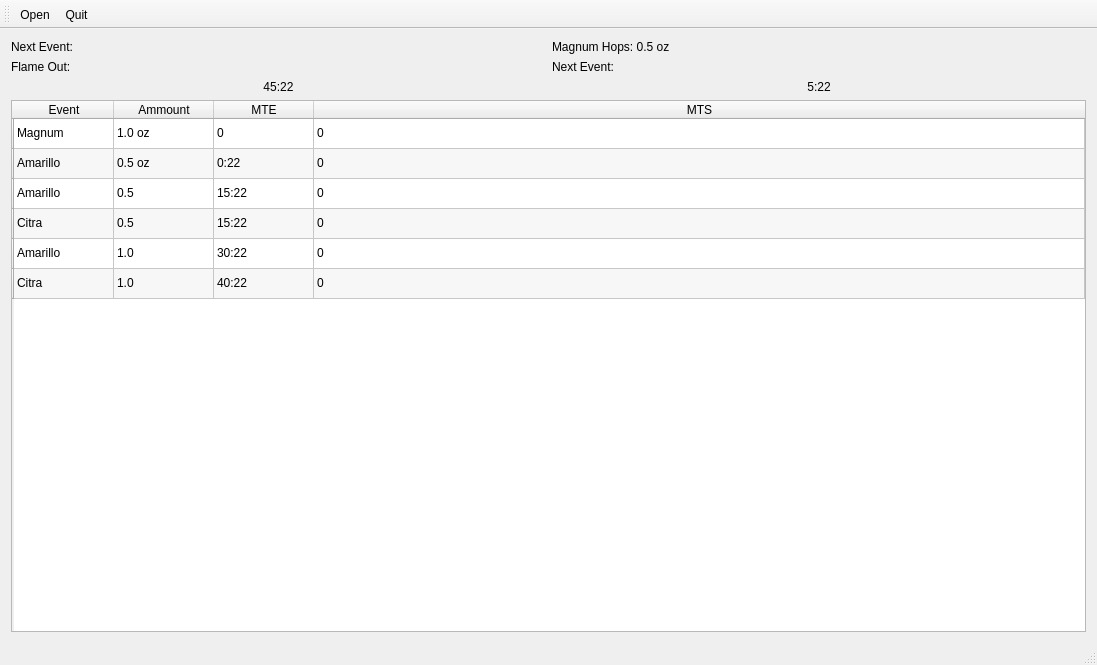
Qt form brewtimer.ui (nelseric/brewtimer) before a commit.
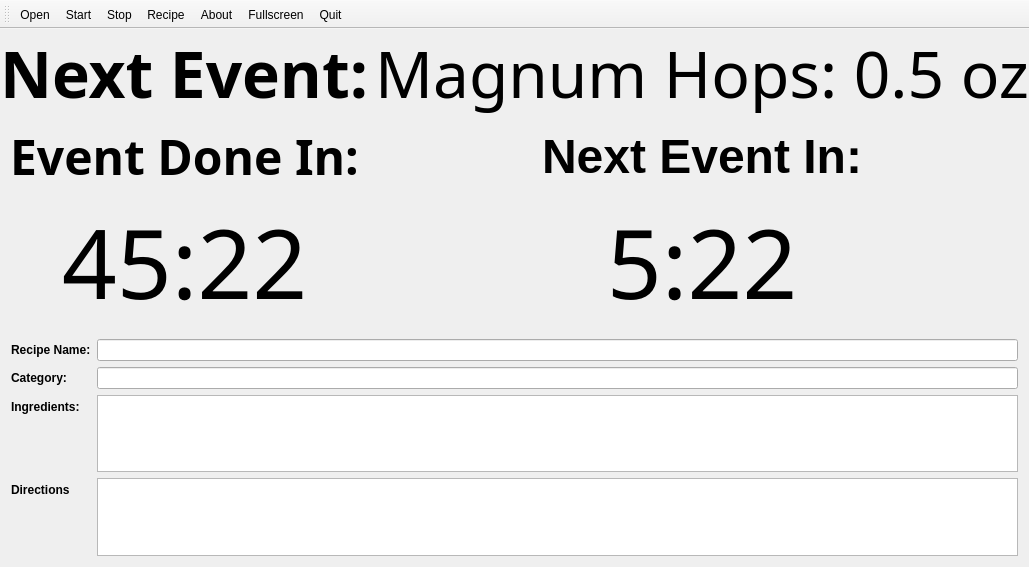
The same form after that commit. The open tabs and pages were chosen to show the change.

```diff
--- a/brewtimer.ui
+++ b/brewtimer.ui
@@ -6,42 +6,108 @@
    <rect>
     <x>0</x>
     <y>0</y>
-    <width>1097</width>
-    <height>665</height>
+    <width>991</width>
+    <height>567</height>
    </rect>
   </property>
   <property name="windowTitle">
    <string>BrewTimer</string>
   </property>
   <widget class="QWidget" name="centralWidget">
-   <layout class="QGridLayout" name="gridLayout_2">
-    <item row="0" column="0">
+   <layout class="QVBoxLayout" name="verticalLayout_2">
+    <property name="spacing">
+     <number>0</number>
+    </property>
+    <property name="margin">
+     <number>0</number>
+    </property>
+    <item>
      <layout class="QGridLayout" name="gridLayout">
+      <item row="0" column="0">
+       <widget class="QLabel" name="label_5">
+        <property name="font">
+         <font>
+          <family>Droid Sans</family>
+          <pointsize>48</pointsize>
+          <weight>75</weight>
+          <italic>false</italic>
+          <bold>true</bold>
+         </font>
+        </property>
+        <property name="styleSheet">
+         <string notr="true"/>
+        </property>
+        <property name="text">
+         <string>Next Event:</string>
+        </property>
+       </widget>
+      </item>
+      <item row="0" column="1">
+       <widget class="QLabel" name="event_name">
+        <property name="font">
+         <font>
+          <family>Droid Sans</family>
+          <pointsize>48</pointsize>
+          <weight>50</weight>
+          <italic>false</italic>
+          <bold>false</bold>
+         </font>
+        </property>
+        <property name="styleSheet">
+         <string notr="true"/>
+        </property>
+        <property name="text">
+         <string>Magnum Hops: 0.5 oz</string>
+        </property>
+        <property name="textFormat">
+         <enum>Qt::AutoText</enum>
+        </property>
+        <property name="alignment">
+         <set>Qt::AlignCenter</set>
+        </property>
+       </widget>
+      </item>
       <item row="1" column="0">
        <widget class="QLabel" name="label_2">
+        <property name="font">
+         <font>
+          <family>Droid Sans</family>
+          <pointsize>36</pointsize>
+          <weight>75</weight>
+          <italic>false</italic>
+          <bold>true</bold>
+         </font>
+        </property>
         <property name="styleSheet">
          <string notr="true">font: 36pt &quot;Consolas&quot;;</string>
         </property>
         <property name="text">
-         <string>Flame Out:</string>
+         <string>Event Done In:</string>
         </property>
+        <property name="alignment">
+         <set>Qt::AlignCenter</set>
+        </property>
        </widget>
       </item>
-      <item row="1" column="1">
-       <widget class="QLabel" name="label_4">
-        <property name="styleSheet">
-         <string notr="true">font: 36pt &quot;Consolas&quot;;</string>
+      <item row="3" column="0">
+       <widget class="QLabel" name="event_done_time">
+        <property name="sizePolicy">
+         <sizepolicy hsizetype="MinimumExpanding" vsizetype="Preferred">
+          <horstretch>0</horstretch>
+          <verstretch>0</verstretch>
+         </sizepolicy>
         </property>
-        <property name="text">
-         <string>Next Event:</string>
+        <property name="font">
+         <font>
+          <family>Droid Sans</family>
+          <pointsize>72</pointsize>
+          <weight>50</weight>
+          <italic>false</italic>
+          <bold>false</bold>
+         </font>
         </property>
-       </widget>
-      </item>
-      <item row="2" column="0">
-       <widget class="QLabel" name="label">
         <property name="styleSheet">
-         <string notr="true">font: 72pt &quot;Consolas&quot;;
-text-align: center;</string>
+         <string notr="true"/>
         </property>
         <property name="text">
          <string>45:22</string>
@@ -51,11 +117,19 @@
         </property>
        </widget>
       </item>
-      <item row="2" column="1">
-       <widget class="QLabel" name="label_3">
+      <item row="3" column="1">
+       <widget class="QLabel" name="event_next_time">
+        <property name="font">
+         <font>
+          <family>Droid Sans</family>
+          <pointsize>72</pointsize>
+          <weight>50</weight>
+          <italic>false</italic>
+          <bold>false</bold>
+         </font>
+        </property>
         <property name="styleSheet">
-         <string notr="true">font: 72pt &quot;Consolas&quot;;
-text-align: center;</string>
+         <string notr="true"/>
         </property>
         <property name="text">
          <string>5:22</string>
@@ -65,29 +139,42 @@
         </property>
        </widget>
       </item>
-      <item row="0" column="1">
-       <widget class="QLabel" name="label_6">
-        <property name="styleSheet">
-         <string notr="true">font: 48pt &quot;Consolas&quot;;</string>
+      <item row="1" column="1">
+       <widget class="QLabel" name="label_4">
+        <property name="font">
+         <font>
+          <pointsize>36</pointsize>
+          <weight>75</weight>
+          <bold>true</bold>
+         </font>
         </property>
-        <property name="text">
-         <string>Magnum Hops: 0.5 oz</string>
-        </property>
-       </widget>
-      </item>
-      <item row="0" column="0">
-       <widget class="QLabel" name="label_5">
         <property name="styleSheet">
          <string notr="true">font: 48pt &quot;Consolas&quot;;</string>
         </property>
         <property name="text">
-         <string>Next Event:</string>
+         <string>Next Event In:</string>
+        </property>
+        <property name="alignment">
+         <set>Qt::AlignCenter</set>
         </property>
        </widget>
       </item>
      </layout>
     </item>
-    <item row="1" column="0">
+    <item>
+     <widget class="QStackedWidget" name="stackedWidget">
+      <property name="currentIndex">
+       <number>0</number>
+      </property>
+      <widget class="QWidget" name="timer_page">
+       <layout class="QVBoxLayout" name="verticalLayout">
+        <property name="spacing">
+         <number>0</number>
+        </property>
+        <property name="margin">
+         <number>0</number>
+        </property>
+        <item>
      <widget class="QTableWidget" name="tableWidget">
       <property name="sizePolicy">
        <sizepolicy hsizetype="Expanding" vsizetype="Expanding">
@@ -275,6 +362,78 @@
     </item>
    </layout>
   </widget>
+      <widget class="QWidget" name="recipe_page">
+       <layout class="QFormLayout" name="formLayout">
+        <item row="0" column="0">
+         <widget class="QLabel" name="label">
+          <property name="font">
+           <font>
+            <weight>75</weight>
+            <bold>true</bold>
+           </font>
+          </property>
+          <property name="text">
+           <string>Recipe Name:</string>
+          </property>
+         </widget>
+        </item>
+        <item row="0" column="1">
+         <widget class="QLineEdit" name="recipe_name"/>
+        </item>
+        <item row="1" column="0">
+         <widget class="QLabel" name="label_3">
+          <property name="font">
+           <font>
+            <weight>75</weight>
+            <bold>true</bold>
+           </font>
+          </property>
+          <property name="text">
+           <string>Category:</string>
+          </property>
+         </widget>
+        </item>
+        <item row="1" column="1">
+         <widget class="QLineEdit" name="recipe_cat"/>
+        </item>
+        <item row="2" column="0">
+         <widget class="QLabel" name="label_6">
+          <property name="font">
+           <font>
+            <weight>75</weight>
+            <bold>true</bold>
+           </font>
+          </property>
+          <property name="text">
+           <string>Ingredients:</string>
+          </property>
+         </widget>
+        </item>
+        <item row="2" column="1">
+         <widget class="QPlainTextEdit" name="recipe_ingrediants"/>
+        </item>
+        <item row="3" column="0">
+         <widget class="QLabel" name="label_7">
+          <property name="font">
+           <font>
+            <weight>75</weight>
+            <bold>true</bold>
+           </font>
+          </property>
+          <property name="text">
+           <string>Directions</string>
+          </property>
+         </widget>
+        </item>
+        <item row="3" column="1">
+         <widget class="QPlainTextEdit" name="recipe_directions"/>
+        </item>
+       </layout>
+      </widget>
+     </widget>
+    </item>
+   </layout>
+  </widget>
   <widget class="QToolBar" name="mainToolBar">
    <attribute name="toolBarArea">
     <enum>TopToolBarArea</enum>
@@ -283,9 +442,13 @@
     <bool>false</bool>
    </attribute>
    <addaction name="actionOpen"/>
+   <addaction name="actionStart"/>
+   <addaction name="actionStop"/>
+   <addaction name="actionRecipe"/>
+   <addaction name="actionAbout"/>
+   <addaction name="actionFullscreen"/>
    <addaction name="actionQuit"/>
   </widget>
-  <widget class="QStatusBar" name="statusBar"/>
   <action name="actionOpen">
    <property name="text">
     <string>Open</string>
@@ -296,6 +459,31 @@
     <string>Quit</string>
    </property>
   </action>
+  <action name="actionAbout">
+   <property name="text">
+    <string>About</string>
+   </property>
+  </action>
+  <action name="actionFullscreen">
+   <property name="text">
+    <string>Fullscreen</string>
+   </property>
+  </action>
+  <action name="actionStart">
+   <property name="text">
+    <string>Start</string>
+   </property>
+  </action>
+  <action name="actionStop">
+   <property name="text">
+    <string>Stop</string>
+   </property>
+  </action>
+  <action name="actionRecipe">
+   <property name="text">
+    <string>Recipe</string>
+   </property>
+  </action>
  </widget>
  <layoutdefault spacing="6" margin="11"/>
  <resources/>
```
Left out of the diff: 4 changed lines with no effect on the pictures. Lines whose indentation alone changed are shown as unchanged.
